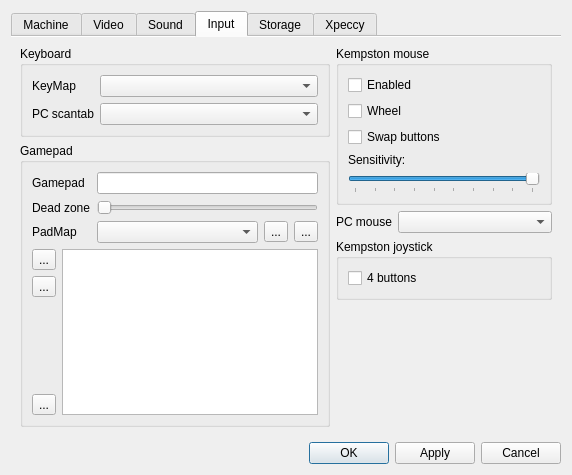
The window that ui/setupwin.ui (samstyle/Xpeccy) describes before a commit, drawn with Qt 5.
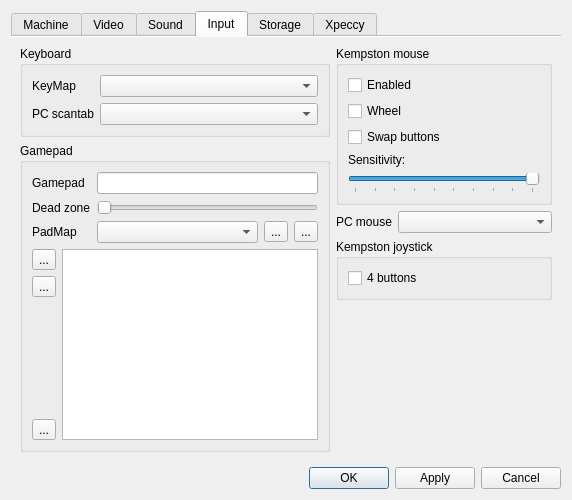
The same window after the commit. The open tabs and pages were chosen to show the change. Icons and pictures are not drawn. Custom widgets are drawn as their Qt base class.

```diff
--- a/ui/setupwin.ui
+++ b/ui/setupwin.ui
@@ -7,7 +7,7 @@
     <x>0</x>
     <y>0</y>
     <width>572</width>
-    <height>475</height>
+    <height>500</height>
    </rect>
   </property>
   <property name="sizePolicy">
```
Left out of the diff: 4 changed lines with no effect on the pictures.
